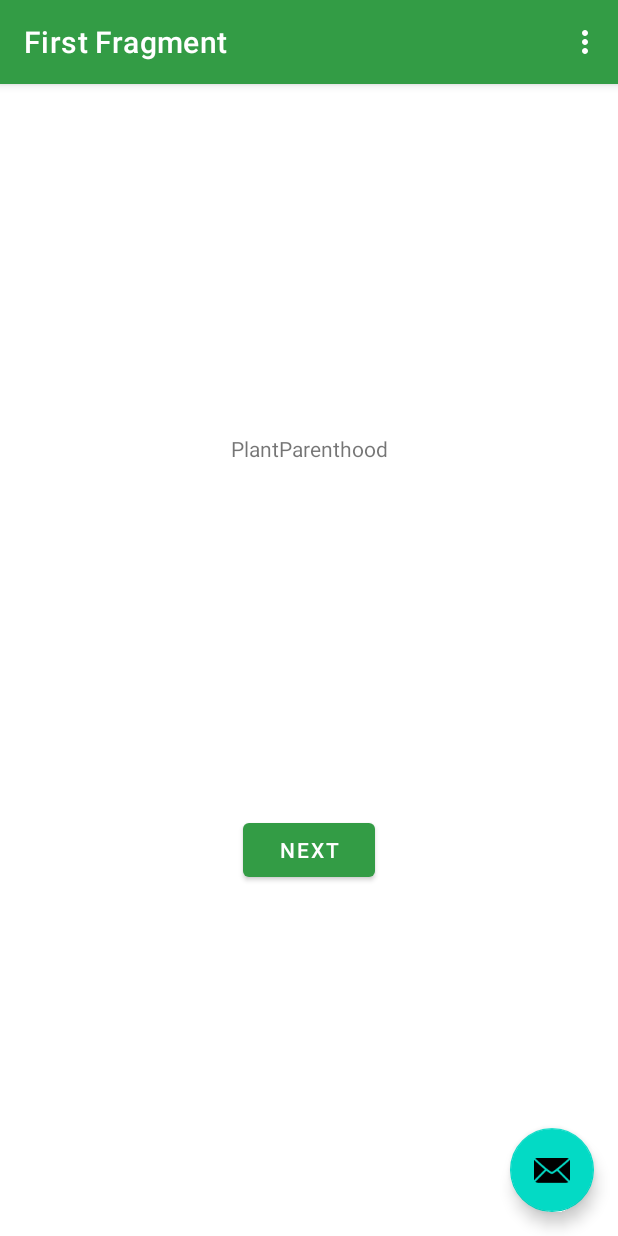
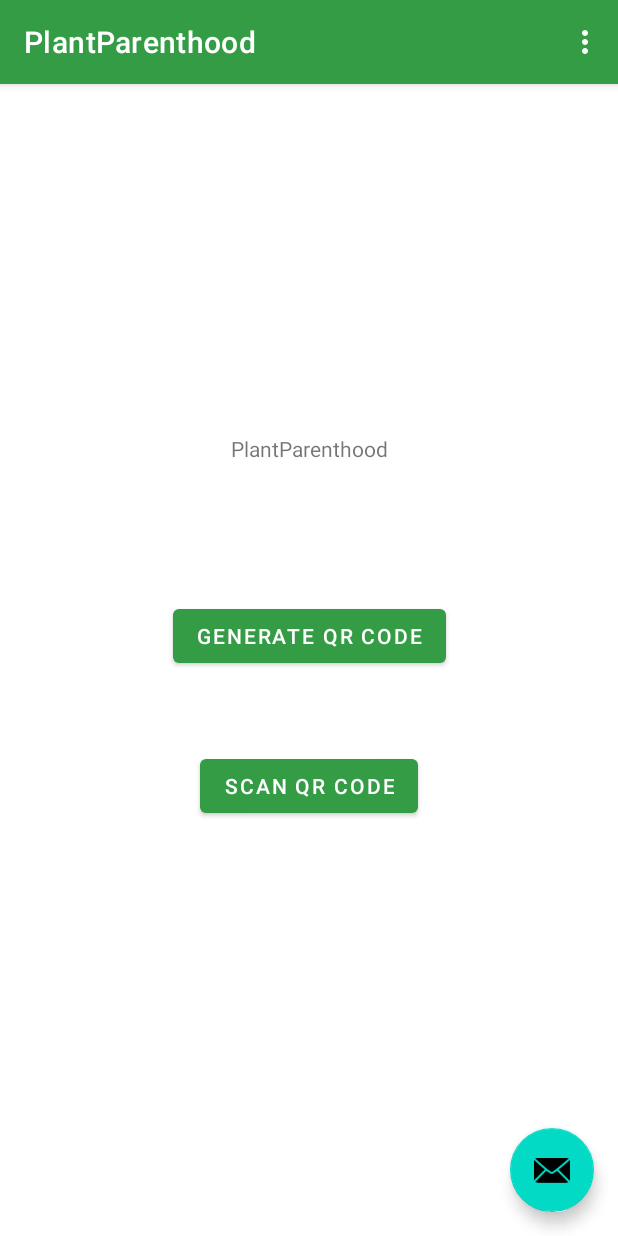
Before and after one commit to JustJif/PlantParenthood, an Android app: the screen it shows after launch (MainActivity), on a phone screen of 412 x 824 dp. Run offline under Robolectric (Android 15) with nearby library versions, the phone set to English and light mode, and no system bars; our stand-ins replace navigation-ui.

Commit message:
Clean up layout

```diff
--- a/app/src/main/java/com/example/plantparenthood/FirstFragment.java
+++ b/app/src/main/java/com/example/plantparenthood/FirstFragment.java
@@ -9,11 +9,11 @@ import android.view.ViewGroup;
 import androidx.annotation.NonNull;
 import androidx.fragment.app.Fragment;
 
-import com.example.plantparenthood.databinding.FragmentFirstBinding;
+import com.example.plantparenthood.databinding.FragmentAustenMainmenuBinding;
 
 public class FirstFragment extends Fragment {
 
-    private FragmentFirstBinding binding;
+    private FragmentAustenMainmenuBinding binding;
 
     @Override
     public View onCreateView(
@@ -21,7 +21,7 @@ public class FirstFragment extends Fragment {
             Bundle savedInstanceState
     ) {
 
-        binding = FragmentFirstBinding.inflate(inflater, container, false);
+        binding = FragmentAustenMainmenuBinding.inflate(inflater, container, false);
         return binding.getRoot();
 
     }
@@ -29,7 +29,7 @@ public class FirstFragment extends Fragment {
     public void onViewCreated(@NonNull View view, Bundle savedInstanceState) {
         super.onViewCreated(view, savedInstanceState);
 
-        binding.buttonFirst.setOnClickListener(new View.OnClickListener() {
+        binding.buttonQrcodeGenerator.setOnClickListener(new View.OnClickListener() {
             @Override
             public void onClick(View view) {
                 Intent intent = new Intent(getActivity(), QRCodeGenerator.class);
--- a/app/src/main/res/layout/fragment_first.xml
+++ b/app/src/main/res/layout/fragment_austen_mainmenu.xml
@@ -10,20 +10,30 @@
         android:id="@+id/textview_first"
         android:layout_width="wrap_content"
         android:layout_height="wrap_content"
-        android:text="@string/hello_first_fragment"
-        app:layout_constraintBottom_toTopOf="@id/button_first"
+        android:text="@string/app_name"
+        app:layout_constraintBottom_toTopOf="@id/button_qrcode_generator"
         app:layout_constraintEnd_toEndOf="parent"
         app:layout_constraintStart_toStartOf="parent"
-        app:layout_constraintTop_toTopOf="parent" />
+        app:layout_constraintTop_toTopOf="parent"
+        app:layout_constraintVertical_bias="0.719" />
 
     <Button
-        android:id="@+id/button_first"
+        android:id="@+id/button_qrcode_generator"
         android:layout_width="wrap_content"
         android:layout_height="wrap_content"
-        android:text="@string/next"
+        android:layout_marginBottom="52dp"
+        android:text="@string/generate_qr_code"
+        app:layout_constraintBottom_toTopOf="@+id/button_qrcode_scanner"
+        app:layout_constraintEnd_toEndOf="parent"
+        app:layout_constraintStart_toStartOf="parent" />
+
+    <Button
+        android:id="@+id/button_qrcode_scanner"
+        android:layout_width="wrap_content"
+        android:layout_height="wrap_content"
+        android:layout_marginBottom="276dp"
+        android:text="@string/scan_qr_code"
         app:layout_constraintBottom_toBottomOf="parent"
         app:layout_constraintEnd_toEndOf="parent"
-        app:layout_constraintHorizontal_bias="0.5"
-        app:layout_constraintStart_toStartOf="parent"
-        app:layout_constraintTop_toBottomOf="@id/textview_first" />
+        app:layout_constraintStart_toStartOf="parent" />
 </androidx.constraintlayout.widget.ConstraintLayout>
--- a/app/src/main/res/navigation/nav_graph.xml
+++ b/app/src/main/res/navigation/nav_graph.xml
@@ -8,8 +8,8 @@
     <fragment
         android:id="@+id/FirstFragment"
         android:name="com.example.plantparenthood.FirstFragment"
-        android:label="@string/first_fragment_label"
-        tools:layout="@layout/fragment_first">
+        android:label="@string/app_name"
+        tools:layout="@layout/fragment_austen_mainmenu">
 
         <action
             android:id="@+id/action_FirstFragment_to_QRCodeGenerator"
--- a/app/src/main/res/values/strings.xml
+++ b/app/src/main/res/values/strings.xml
@@ -2,18 +2,16 @@
     <string name="app_name">PlantParenthood</string>
     <string name="action_settings">Settings</string>
     <!-- Strings used for fragments for navigation -->
-    <string name="first_fragment_label">First Fragment</string>
-    <string name="second_fragment_label">Second Fragment</string>
-    <string name="qrcode_generator_label">QR Code Generator</string>
     <string name="next">Next</string>
     <string name="previous">Previous</string>
 
-    <string name="hello_first_fragment">PlantParenthood</string>
     <string name="hello_second_fragment">Hello second fragment. Arg: %1$s</string>
 
 
     <!--austen strings -->
+    <string name="qrcode_generator_label">QR Code Generator</string>
     <string name="generate_qr_code">Generate QR Code</string>
     <string name="print_qr_code">Print QR Code</string>
     <string name="qrcode_image">QRCode image</string>
+    <string name="scan_qr_code">Scan QR Code</string>
 </resources>
```
Also changed, not shown: app/src/main/res/layout/activity_qrcode_generator.xml (+25 -26 lines).
